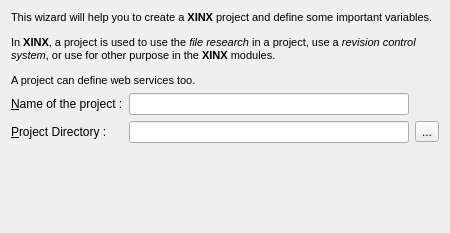
Above: xinx/ui/newprojectwizard_project.ui from phoenix741/xinx before the change. Below: the same form after it.
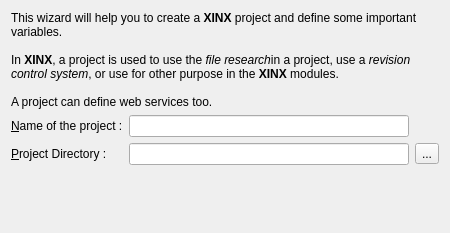
That is the form after the change. Icons and pictures are not drawn. Custom widgets are drawn as their Qt base class.

Diff of the .ui file:
```diff
--- a/xinx/ui/newprojectwizard_project.ui
+++ b/xinx/ui/newprojectwizard_project.ui
@@ -17,13 +17,9 @@
    <item row="0" column="0" colspan="3">
     <widget class="QLabel" name="label">
      <property name="text">
-      <string>&lt;!DOCTYPE HTML PUBLIC &quot;-//W3C//DTD HTML 4.0//EN&quot; &quot;http://www.w3.org/TR/REC-html40/strict.dtd&quot;&gt;
-&lt;html&gt;&lt;head&gt;&lt;meta name=&quot;qrichtext&quot; content=&quot;1&quot; /&gt;&lt;style type=&quot;text/css&quot;&gt;
-p, li { white-space: pre-wrap; }
-&lt;/style&gt;&lt;/head&gt;&lt;body style=&quot; font-family:'MS Shell Dlg 2'; font-size:8.25pt; font-weight:400; font-style:normal;&quot;&gt;
-&lt;p style=&quot; margin-top:12px; margin-bottom:12px; margin-left:0px; margin-right:0px; -qt-block-indent:0; text-indent:0px;&quot;&gt;This wizard will help you to create a &lt;span style=&quot; font-weight:600;&quot;&gt;XINX&lt;/span&gt; project and define some important variables.&lt;/p&gt;
-&lt;p style=&quot; margin-top:12px; margin-bottom:12px; margin-left:0px; margin-right:0px; -qt-block-indent:0; text-indent:0px;&quot;&gt;In &lt;span style=&quot; font-weight:600;&quot;&gt;XINX&lt;/span&gt;, a project is used to use the &lt;span style=&quot; font-style:italic;&quot;&gt;file research &lt;/span&gt;in a project, use a &lt;span style=&quot; font-style:italic;&quot;&gt;revision control system&lt;/span&gt;, or use for other purpose in the &lt;span style=&quot; font-weight:600;&quot;&gt;XINX&lt;/span&gt; modules.&lt;/p&gt;
-&lt;p style=&quot; margin-top:12px; margin-bottom:12px; margin-left:0px; margin-right:0px; -qt-block-indent:0; text-indent:0px;&quot;&gt;A project can define web services too.&lt;/p&gt;&lt;/body&gt;&lt;/html&gt;</string>
+      <string>This wizard will help you to create a &lt;b&gt;XINX&lt;/b&gt; project and define some important variables.&lt;br/&gt;&lt;br/&gt;
+In &lt;b&gt;XINX&lt;/b&gt;, a project is used to use the &lt;i&gt;file research&lt;/i&gt;in a project, use a &lt;i&gt;revision control system&lt;/i&gt;, or use for other purpose in the &lt;b&gt;XINX&lt;/b&gt; modules.&lt;br/&gt;&lt;br/&gt;
+A project can define web services too.</string>
      </property>
      <property name="wordWrap">
       <bool>true</bool>
```
Left out of the diff: 1 changed line with no effect on the pictures.
